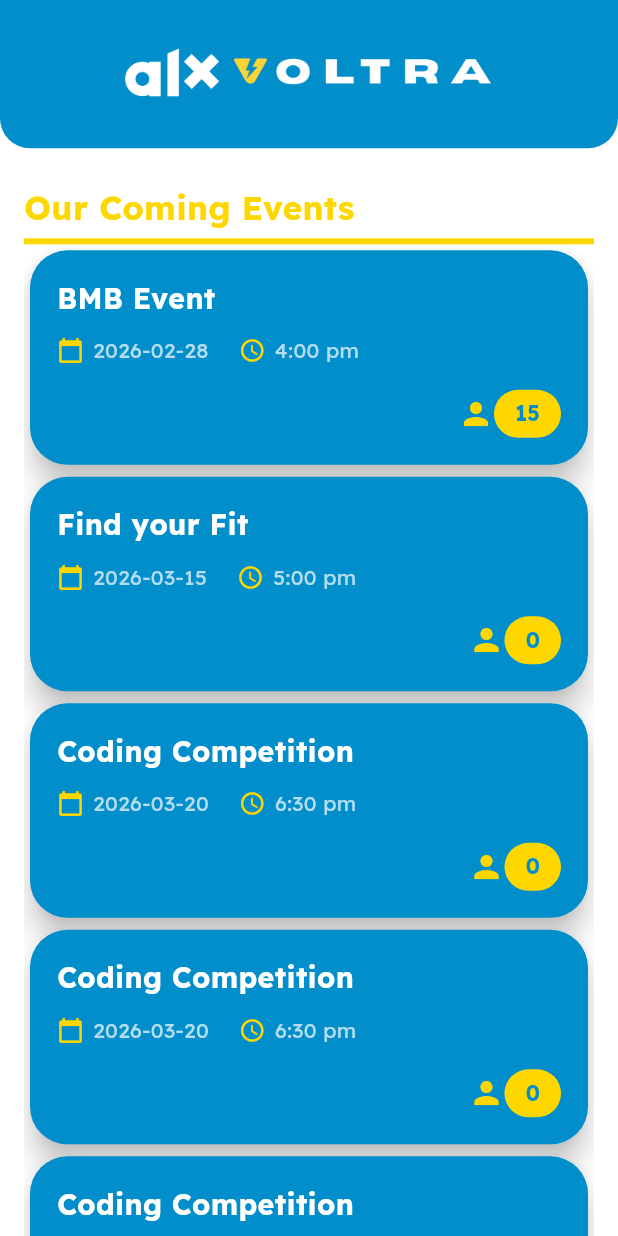
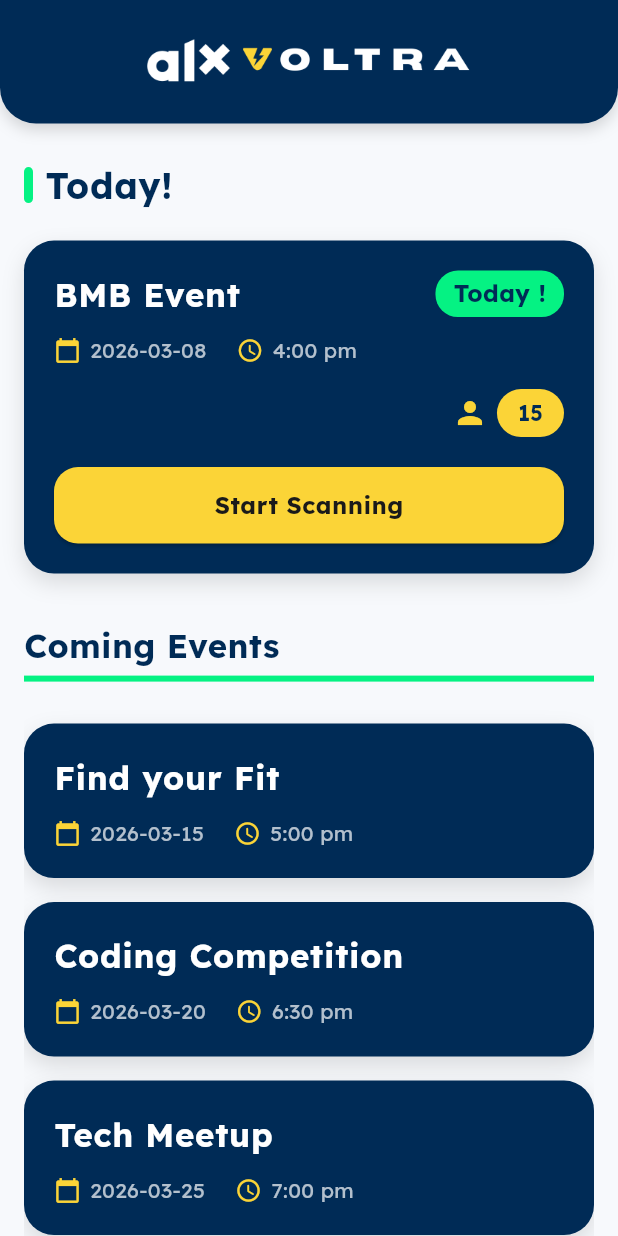
Before and after one commit to klarasameh1/VoltraScanner, a Flutter app: the screen it shows after launch, on a phone screen of 412 x 824 dp. Run offline on Flutter 3.47's test engine with Material 3 defaults, Android fonts, the phone set to English and light mode, and no system bars; our stand-ins replace audioplayers; missing offline and left inert: mobile_scanner.

Commit message:
Whole refactor/apptheme/new uiux

```diff
--- /dev/null
+++ b/lib/core/theme/app_colors.dart
@@ -0,0 +1,23 @@
+import 'package:flutter/material.dart';
+
+class AppColors {
+
+  /// Primary
+  static const primary = Color(0xFF002B56);
+  static const accentGreen = Color(0xFF05F283);
+  static const purple = Color(0xFF5647B6);
+  static const white = Color(0xFFFFFFFF);
+
+  /// Secondary
+  static const cyan = Color(0xFF27DEF2);
+  static const yellow = Color(0xFFFBD437);
+  static const red = Color(0xFFFF4747);
+  static const blue = Color(0xFF008ECA);
+  static const teal = Color(0xFF41C9B9);
+
+  /// UI helpers
+  static const background = Color(0xFFF7F9FC);
+  static const card = Colors.white;
+  static const textPrimary = Color(0xFF1A1A1A);
+  static const textSecondary = Color(0xFF6B7280);
+}
--- a/lib/features/scanner/presentation/screens/home_screen.dart
+++ b/lib/features/scanner/presentation/screens/home_screen.dart
@@ -1,9 +1,10 @@
+import 'package:event_scanner_app/core/theme/app_colors.dart';
+import 'package:event_scanner_app/features/scanner/presentation/widgets/app_bar.dart';
+import 'package:event_scanner_app/features/scanner/presentation/screens/scanner_screen.dart';
+import 'package:event_scanner_app/providers/event_provider.dart';
 import 'package:flutter/material.dart';
 import 'package:provider/provider.dart';
-import 'package:event_scanner_app/features/scanner/presentation/screens/scanner_screen.dart';
-import 'package:event_scanner_app/features/scanner/presentation/widgets/app_bar.dart';
-import 'package:event_scanner_app/features/scanner/presentation/widgets/event_card.dart';
-import 'package:event_scanner_app/providers/event_provider.dart';
+import '../widgets/event_card.dart';
 
 class HomeScreen extends StatefulWidget {
   const HomeScreen({super.key});
@@ -16,7 +17,6 @@ class _HomeScreenState extends State<HomeScreen> {
   @override
   void initState() {
     super.initState();
-    // استدعاء fetchEvents من Provider
     WidgetsBinding.instance.addPostFrameCallback((_) {
       context.read<EventProvider>().fetchEvents();
     });
@@ -26,11 +26,10 @@ class _HomeScreenState extends State<HomeScreen> {
     await context.read<EventProvider>().fetchEvents();
   }
 
-
   @override
   Widget build(BuildContext context) {
     return Scaffold(
-      backgroundColor: Colors.white,
+      backgroundColor: AppColors.background,
       body: SafeArea(
         top: false,
         bottom: false,
@@ -45,102 +44,119 @@ class _HomeScreenState extends State<HomeScreen> {
                 child: Column(
                   crossAxisAlignment: CrossAxisAlignment.start,
                   children: [
-                    const Text(
-                      'Our Coming Events',
-                      style: TextStyle(
-                        fontSize: 22,
-                        fontWeight: FontWeight.bold,
-                        color: Color(0xffffd700),
+
+                    // Today Section
+                    Consumer<EventProvider>(
+                      builder: (context, provider, _) {
+                        final todayEvents = provider.todayEvents;
+
+                        if (todayEvents.isEmpty) return const SizedBox();
+
+                        return Column(
+                          crossAxisAlignment: CrossAxisAlignment.start,
+                          children: [
+                            Row(
+                              children: [
+                                Container(
+                                  width: 6,
+                                  height: 24,
+                                  decoration: BoxDecoration(
+                                    color: AppColors.accentGreen,
+                                    borderRadius: BorderRadius.circular(3),
                                   ),
                                 ),
-                    const SizedBox(height: 5),
-                    Container(height: 4, color: const Color(0xffffd700)),
-
-                    Expanded(
-                      child: Consumer<EventProvider>(
-                        builder: (context, eventProvider, child) {
-                          if (eventProvider.isLoading) {
-                            return const Center(
-                              child: CircularProgressIndicator(
-                                color: Color(0xFF028ECA),
-                              ),
-                            );
-                          }
-
-                          if (eventProvider.errorMessage != null) {
-                            return Center(
-                              child: Column(
-                                mainAxisAlignment: MainAxisAlignment.center,
-                                children: [
-                                  Text(
-                                    eventProvider.errorMessage!,
-                                    textAlign: TextAlign.center,
-                                    style: const TextStyle(
-                                      color: Colors.red,
-                                      fontSize: 16,
-                                    ),
-                                  ),
-                                  const SizedBox(height: 16),
-                                  ElevatedButton(
-                                    onPressed: _refreshEvents,
-                                    style: ElevatedButton.styleFrom(
-                                      backgroundColor: const Color(0xFF028ECA),
-                                    ),
-                                    child: const Text(
-                                      'Try Again',
-                                      style: TextStyle(color: Color(0xffffd700)),
+                                const SizedBox(width: 8),
+                                const Text(
+                                  'Today!',
+                                  style: TextStyle(
+                                    fontSize: 24,
+                                    fontWeight: FontWeight.bold,
+                                    color: AppColors.primary,
+                                    letterSpacing: 0.5,
                                   ),
                                 ),
                               ],
                             ),
+                            const SizedBox(height: 12),
+                            EventCard(
+                              event: todayEvents.first,
+                              isToday: true,
+                              onScan: () {
+                                Navigator.push(
+                                  context,
+                                  MaterialPageRoute(
+                                    builder: (_) => ScannerScreen(event: todayEvents.first),
+                                  ),
+                                );
+                              },
+                            ),
+                          ],
+                        );
+                      },
+                    ),
+
+                    const SizedBox(height: 24),
+
+                    // Coming Events Header
+                    const Text(
+                      'Coming Events',
+                      style: TextStyle(
+                        fontSize: 22,
+                        fontWeight: FontWeight.bold,
+                        color: AppColors.primary,
+                      ),
+                    ),
+                    const SizedBox(height: 5),
+                    Container(
+                      height: 4,
+                      color: AppColors.accentGreen,
+                    ),
+                    const SizedBox(height: 12),
+
+                    // Event List
+                    Expanded(
+                      child: RefreshIndicator(
+                        onRefresh: _refreshEvents,
+                        color: AppColors.accentGreen,
+                        child: Consumer<EventProvider>(
+                          builder: (context, provider, _) {
+                            if (provider.isLoading) {
+                              return const Center(
+                                child: CircularProgressIndicator(color: AppColors.teal),
                               );
                             }
 
-                          if (eventProvider.upcomingEvents.isEmpty) {
+                            final futureEvents = provider.futureEvents;
+
+                            if (futureEvents.isEmpty) {
                               return const Center(
                                 child: Text(
                                   "No upcoming events",
                                   style: TextStyle(
+                                    color: AppColors.textSecondary,
                                     fontSize: 16,
-                                  color: Colors.grey,
                                   ),
                                 ),
                               );
                             }
 
-                          return RefreshIndicator(
-                            onRefresh: _refreshEvents,
-                            color: const Color(0xFF028ECA),
-                            child: ListView.builder(
-                              itemCount: eventProvider.upcomingEvents.length,
+                            return ListView.builder(
+                              padding: const EdgeInsets.only(top: 8),
+                              itemCount: futureEvents.length,
                               itemBuilder: (context, index) {
-                                final event = eventProvider.upcomingEvents[index];
-
+                                final event = futureEvents[index];
                                 return EventCard(
                                   event: event,
-                                  onTap: () async {
-                                    final updatedCount = await Navigator.push(
-                                      context,
-                                      MaterialPageRoute(
-                                        builder: (_) => ScannerScreen(event: event),
-                                      ),
+                                  isToday: false,
+                                  onScan: null,
                                 );
-
-                                    if (updatedCount != null) {
-                                      // تحديث في Provider
-                                      eventProvider.updateEventCheckedInCount(
-                                        event.id,
-                                        updatedCount,
-                                      );
-                                    }
                               },
                             );
                           },
                         ),
-                          );
-                        },
                       ),
                     ),
+
                   ],
                 ),
               ),
--- a/lib/features/scanner/presentation/widgets/app_bar.dart
+++ b/lib/features/scanner/presentation/widgets/app_bar.dart
@@ -1,3 +1,4 @@
+import 'package:event_scanner_app/core/theme/app_colors.dart';
 import 'package:flutter/material.dart';
 
 class CustomAppBar extends StatelessWidget {
@@ -17,21 +18,40 @@ class CustomAppBar extends StatelessWidget {
   @override
   Widget build(BuildContext context) {
     return Container(
-      height: MediaQuery.of(context).size.height * 0.12,
+      height: MediaQuery.of(context).size.height * 0.10,
       padding: const EdgeInsets.symmetric(horizontal: 20),
-      decoration: const BoxDecoration(
-        color: Color(0xFF028ECA),
-        borderRadius: BorderRadius.only(
-          bottomLeft: Radius.circular(20),
-          bottomRight: Radius.circular(20),
+      decoration: BoxDecoration(
+        color: AppColors.primary,
+        borderRadius: const BorderRadius.only(
+          bottomLeft: Radius.circular(24),
+          bottomRight: Radius.circular(24),
         ),
+        boxShadow: [
+          BoxShadow(
+            color: Colors.black.withOpacity(0.15),
+            blurRadius: 8,
+            offset: const Offset(0, 4),
+          ),
+        ],
       ),
-      child: Center(
-        child: Image.asset(
-          'assets/voltraLogo.png',
-          width: 250,
-          height: 100,
-        ),
+      child: Row(
+        mainAxisAlignment: MainAxisAlignment.center,
+        children: [
+          Image.asset(
+            'assets/voltraLogo.png',
+            width: 220,
+            height: 80,
+          ),
+          if (showNotificationSwitch) ...[
+            const SizedBox(width: 16),
+            Switch(
+              value: notificationsEnabled,
+              onChanged: onNotificationToggle,
+              activeColor: AppColors.accentGreen,
+              inactiveThumbColor: Colors.grey[300],
+            ),
+          ]
+        ],
       ),
     );
   }
--- a/lib/features/scanner/presentation/widgets/event_card.dart
+++ b/lib/features/scanner/presentation/widgets/event_card.dart
@@ -1,79 +1,90 @@
+import 'package:event_scanner_app/core/theme/app_colors.dart';
+import 'package:event_scanner_app/features/scanner/data/models/event.dart';
 import 'package:flutter/material.dart';
-import '../../data/models/event.dart';
 
 class EventCard extends StatelessWidget {
   final Event event;
-  final VoidCallback onTap;
+  final VoidCallback? onScan;
+  final bool isToday;
 
   const EventCard({
     super.key,
     required this.event,
-    required this.onTap,
+    this.onScan,
+    this.isToday = false,
   });
 
   @override
   Widget build(BuildContext context) {
-    // Determine event status color
-    final DateTime eventDate = DateTime.parse(event.date); // assuming event.date is 'YYYY-MM-DD'
+    final DateTime eventDate = DateTime.parse(event.date);
     final DateTime today = DateTime.now();
-    Color statusColor;
-    bool isToday = false ;
 
-    if (eventDate.year == today.year &&
+    // Determine if this event is Today
+    bool showToday =
+        isToday || (eventDate.year == today.year &&
             eventDate.month == today.month &&
-        eventDate.day == today.day) {
-      statusColor = Color(0xff4fea44); // Today
-      isToday=true;
-    } else if (eventDate.isAfter(today)) {
-      statusColor = Colors.yellow; // Upcoming
-    } else {
-      statusColor = Colors.grey; // Past events (optional)
-    }
+            eventDate.day == today.day);
 
-    return GestureDetector(
-      onTap: onTap,
-      child: Card(
-        color: const Color(0xFF028ECA),
-        shape: RoundedRectangleBorder(
-          borderRadius: BorderRadius.circular(25),
+    return Container(
+      margin: const EdgeInsets.symmetric(vertical: 8),
+      padding: const EdgeInsets.all(20),
+      decoration: BoxDecoration(
+        color: AppColors.primary,
+        borderRadius: BorderRadius.circular(20),
+        boxShadow: [
+          BoxShadow(
+            color: Colors.black.withOpacity(0.12),
+            blurRadius: 12,
+            offset: const Offset(0, 6),
           ),
-        elevation: 8,
-        child: Padding(
-          padding: const EdgeInsets.all(18),
+        ],
+      ),
       child: Column(
         crossAxisAlignment: CrossAxisAlignment.start,
         children: [
+          // Event title + Today indicator
           Row(
             children: [
               Expanded(
                 child: Text(
                   event.name,
                   style: const TextStyle(
-                        fontSize: 19,
+                    fontSize: 22,
                     fontWeight: FontWeight.bold,
-                        color: Colors.white,
+                    color: AppColors.white,
+                    letterSpacing: 0.5,
                   ),
                 ),
               ),
-                  // Status
-                  Text(
-                    isToday?"Today !":"",
+              if (showToday)
+                Container(
+                  padding:
+                  const EdgeInsets.symmetric(horizontal: 12, vertical: 4),
+                  decoration: BoxDecoration(
+                    color: AppColors.accentGreen,
+                    borderRadius: BorderRadius.circular(15),
+                  ),
+                  child: const Text(
+                    "Today !",
                     style: TextStyle(
-                      fontSize: 14,
+                      fontSize: 16,
+                      color: AppColors.primary,
                       fontWeight: FontWeight.bold,
-                      color: statusColor,
                     ),
                   ),
-
+                ),
             ],
           ),
+
           const SizedBox(height: 12),
+
+          // Event date & time (always visible)
           Row(
             children: [
               const Icon(
                 Icons.calendar_today,
                 size: 18,
-                    color: Color(0xffffd700),
+                color: AppColors.yellow,
               ),
               const SizedBox(width: 6),
               Text(
@@ -84,7 +95,7 @@ class EventCard extends StatelessWidget {
               const Icon(
                 Icons.access_time_rounded,
                 size: 18,
-                    color: Color(0xffffd700),
+                color: AppColors.yellow,
               ),
               const SizedBox(width: 6),
               Text(
@@ -93,33 +104,64 @@ class EventCard extends StatelessWidget {
               ),
             ],
           ),
+
+          // Only show check-in count for Today
+          if (showToday) ...[
             const SizedBox(height: 16),
             Row(
               mainAxisAlignment: MainAxisAlignment.end,
               children: [
-                  const Icon(Icons.person , color:Color(0xffffd700) ,),
+                const Icon(
+                  Icons.person,
+                  color: AppColors.yellow,
+                ),
+                const SizedBox(width: 6),
                 Container(
                   padding: const EdgeInsets.symmetric(
-                      horizontal: 14,
-                      vertical: 6,
-                    ),
+                      horizontal: 14, vertical: 6),
                   decoration: BoxDecoration(
-                      color: const Color(0xffffd700),
+                    color: AppColors.yellow,
                     borderRadius: BorderRadius.circular(20),
                   ),
                   child: Text(
                     event.checkedInCount.toString(),
                     style: const TextStyle(
                       fontWeight: FontWeight.bold,
-                        color: Color(0xFF028ECA),
+                      color: AppColors.primary,
                     ),
                   ),
                 ),
               ],
             ),
           ],
+
+          // Scan button for Today only
+          if (showToday && onScan != null) ...[
+            const SizedBox(height: 20),
+            SizedBox(
+              width: double.infinity,
+              child: ElevatedButton(
+                onPressed: onScan,
+                style: ElevatedButton.styleFrom(
+                  backgroundColor: AppColors.yellow,
+                  shape: RoundedRectangleBorder(
+                    borderRadius: BorderRadius.circular(16),
+                  ),
+                  padding: const EdgeInsets.symmetric(vertical: 14),
+                ),
+                child: const Text(
+                  "Start Scanning",
+                  style: TextStyle(
+                    color: AppColors.textPrimary,
+                    fontWeight: FontWeight.bold,
+                    fontSize: 16,
+                    letterSpacing: 0.3,
                   ),
                 ),
+              ),
+            ),
+          ],
+        ],
       ),
     );
   }
--- a/lib/main.dart
+++ b/lib/main.dart
@@ -1,3 +1,5 @@
+import 'package:event_scanner_app/core/theme/app_colors.dart';
+import 'package:event_scanner_app/core/theme/app_theme.dart';
 import 'package:flutter/material.dart';
 import 'package:provider/provider.dart';
 import 'features/scanner/presentation/screens/home_screen.dart';
@@ -19,6 +21,8 @@ class MyApp extends StatelessWidget {
       ],
       child: MaterialApp(
         theme: ThemeData(
+          primaryColor: AppColors.primary,
+          scaffoldBackgroundColor: AppColors.background,
           fontFamily: 'Lexend',
         ),
         debugShowCheckedModeBanner: false,
--- a/lib/providers/event_provider.dart
+++ b/lib/providers/event_provider.dart
@@ -3,49 +3,125 @@ import '../features/scanner/data/models/event.dart';
 import '../features/scanner/data/services/events_service.dart';
 
 class EventProvider extends ChangeNotifier {
-  List<Event> _upcomingEvents = [];
+
+  final EventsService _eventsService = EventsService();
+
+  List<Event> _events = [];
   bool _isLoading = false;
   String? _errorMessage;
-  final EventsService _eventsService = EventsService();
 
-  List<Event> get upcomingEvents => _upcomingEvents;
   bool get isLoading => _isLoading;
   String? get errorMessage => _errorMessage;
 
+  ///all events
+  List<Event> get events => _events;
+
+  /// Today's events
+  List<Event> get todayEvents {
+    final now = DateTime.now();
+
+    return _events.where((event) {
+      final eventDate = DateTime.parse(event.date);
+
+      return eventDate.year == now.year &&
+          eventDate.month == now.month &&
+          eventDate.day == now.day;
+    }).toList();
+  }
+
+  ///upcoming after today
+  List<Event> get futureEvents {
+    final now = DateTime.now();
+
+    return _events.where((event) {
+      final eventDate = DateTime.parse(event.date);
+
+      return eventDate.isAfter(
+        DateTime(now.year, now.month, now.day),
+      );
+    }).toList();
+  }
+
+  List<Event> get upcomingEvents => futureEvents;
+
   Future<void> fetchEvents() async {
+
     _isLoading = true;
     _errorMessage = null;
     notifyListeners();
 
     try {
-      // استخدم API حقيقي أو Dummy data
-      await Future.delayed(const Duration(seconds: 2)); // محاكاة التحميل
 
-      // Dummy data مؤقتاً
-      _upcomingEvents = [
-        Event(id: 1, name: 'BMB Event', date: '2026-02-28', time: '4:00 pm', checkedInCount: 15),
-        Event(id: 2, name: 'Find your Fit', date: '2026-03-15', time: '5:00 pm', checkedInCount: 0),
-        Event(id: 3, name: 'Coding Competition', date: '2026-03-20', time: '6:30 pm', checkedInCount: 0),
-        Event(id: 4, name: 'Coding Competition', date: '2026-03-20', time: '6:30 pm', checkedInCount: 0),
-        Event(id: 5, name: 'Coding Competition', date: '2026-03-20', time: '6:30 pm', checkedInCount: 0),
-        Event(id: 6, name: 'Coding Competition', date: '2026-03-20', time: '6:30 pm', checkedInCount: 0),
+      await Future.delayed(const Duration(seconds: 2));
+
+      /// Dummy data
+      _events = [
+        Event(
+          id: 1,
+          name: 'BMB Event',
+          date: '2026-03-08',
+          time: '4:00 pm',
+          checkedInCount: 15,
+        ),
+        Event(
+          id: 2,
+          name: 'Find your Fit',
+          date: '2026-03-15',
+          time: '5:00 pm',
+          checkedInCount: 0,
+        ),
+        Event(
+          id: 3,
+          name: 'Coding Competition',
+          date: '2026-03-20',
+          time: '6:30 pm',
+          checkedInCount: 0,
+        ),
+        Event(
+          id: 4,
+          name: 'Tech Meetup',
+          date: '2026-03-25',
+          time: '7:00 pm',
+          checkedInCount: 0,
+        ),Event(
+          id: 5,
+          name: 'Tech Meetup',
+          date: '2026-03-25',
+          time: '7:00 pm',
+          checkedInCount: 0,
+        ),Event(
+          id: 6,
+          name: 'Tech Meetup',
+          date: '2026-03-25',
+          time: '7:00 pm',
+          checkedInCount: 0,
+        ),
       ];
 
-      ///replace with this when api ready
-      // _upcomingEvents = await _eventsService.getUpcomingEvents();
+///TO DO: when api come ready
+      // _events = await _eventsService.getUpcomingEvents();
 
     } catch (e) {
-      _errorMessage = "Failed to load events. Please check your connection.";
+
+      _errorMessage =
+      "Failed to load events. Please check your connection.";
+
     } finally {
+
       _isLoading = false;
       notifyListeners();
+
     }
   }
 
   void updateEventCheckedInCount(int eventId, int newCount) {
-    final index = _upcomingEvents.indexWhere((event) => event.id == eventId);
+
+    final index = _events.indexWhere((event) => event.id == eventId);
+
     if (index != -1) {
-      _upcomingEvents[index] = _upcomingEvents[index].copyWith(checkedInCount: newCount);
+      _events[index] =
+          _events[index].copyWith(checkedInCount: newCount);
+
       notifyListeners();
     }
   }
```
Also changed, not shown: lib/core/theme/app_theme.dart (added, +52 -0 lines), lib/features/scanner/presentation/screens/scanner_screen.dart (+12 -11 lines). Lines whose indentation alone changed are shown as unchanged.
